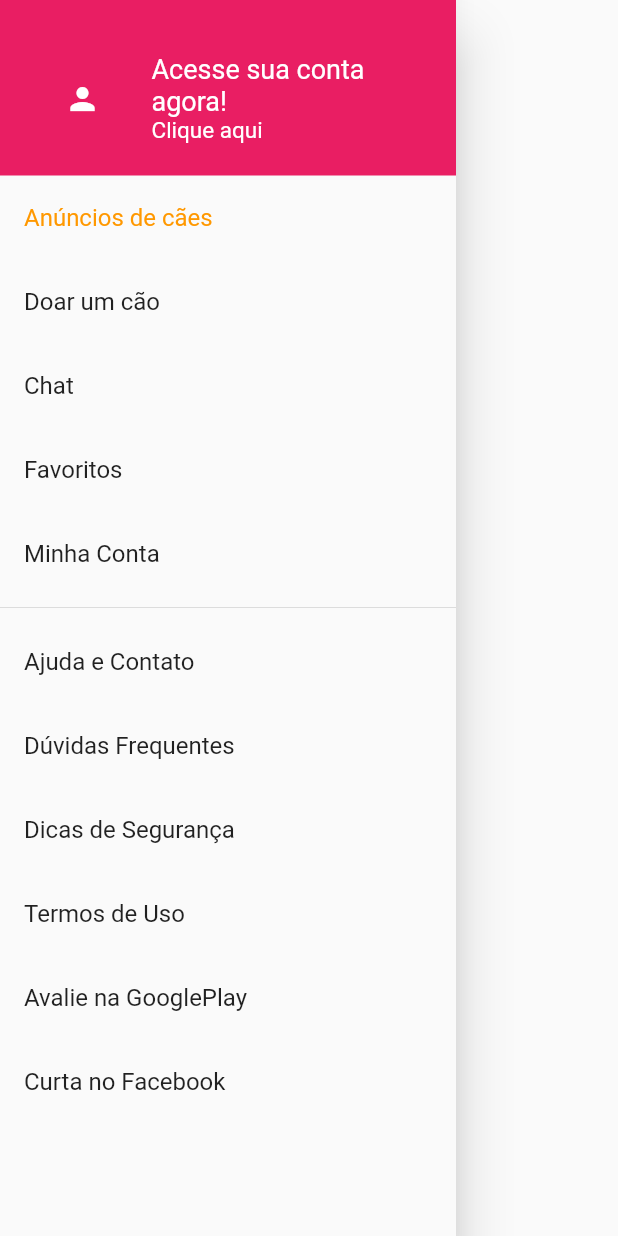
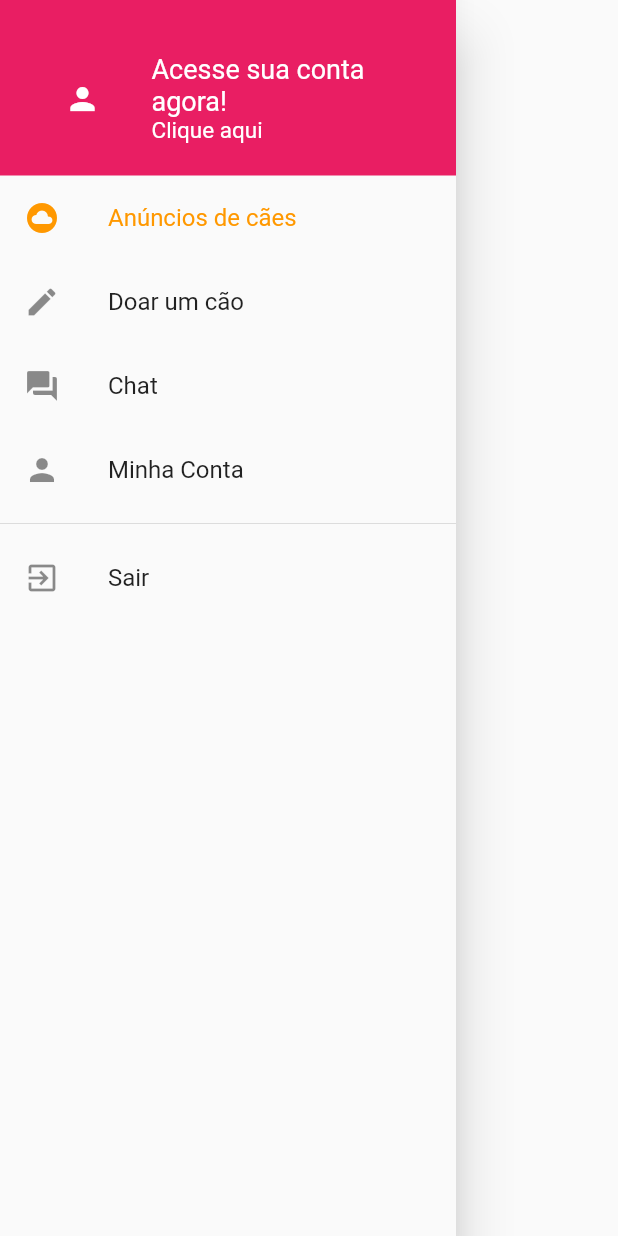
Before and after one commit to galdinogabriel/DogFamily, a Flutter app: the CustomDrawerWidget widget shown alone on an empty page, opened directly with empty values, on a phone screen of 412 x 824 dp. Run offline on Flutter 3.47's test engine with Material 2 defaults, Android fonts, the phone set to English and light mode, and no system bars; network calls fail.

```diff
--- a/lib/screens/tela_cadastrar_cao.dart
+++ b/lib/screens/tela_cadastrar_cao.dart
@@ -338,12 +338,12 @@ class MyCustomFormState extends State<MyCustomForm> {
                   height: 50,
                   decoration: BoxDecoration(
                     borderRadius: BorderRadius.circular(10),
-                    /*gradient: LinearGradient(
+                    gradient: LinearGradient(
                       colors: [
                         Color.fromRGBO(143, 148, 251, 1),
                         Color.fromRGBO(143, 148, 251, .6),
                       ],
-                    ),*/
+                    ),
                   ),
                   child: Center(
                     child: Text(
--- a/lib/screens/tela_chat_home.dart
+++ b/lib/screens/tela_chat_home.dart
@@ -12,7 +12,10 @@ class ChatScreenState extends State<ChatHome> {
   @override
   Widget build(BuildContext context) {
     return Scaffold(
-      appBar: AppBar(),
+      appBar: AppBar(
+        title: Text("Chat"),
+        centerTitle: true,
+      ),
       body: ListView.builder(
         itemCount: dummyData.length,
         itemBuilder: (context, i) => Column(
--- a/lib/widgets/drawer_customizado.dart
+++ b/lib/widgets/drawer_customizado.dart
@@ -1,10 +1,10 @@
 import 'package:dogfamily/routes/app_routes.dart';
 import 'package:flutter/material.dart';
+import 'package:flutter/services.dart';
 
 class CustomDrawerWidget extends StatefulWidget {
-  final Function salvarDadosUsuarios;
-
-  CustomDrawerWidget(this.salvarDadosUsuarios);
+  final Function addAnuncio;
+  CustomDrawerWidget(this.addAnuncio);
 
   @override
   CustomDrawerWidgetState createState() {
@@ -13,14 +13,21 @@ class CustomDrawerWidget extends StatefulWidget {
 }
 
 class CustomDrawerWidgetState extends State<CustomDrawerWidget> {
-  void onTap() {
+  void onTapToChat() {
     Navigator.of(context).pushNamed(AppRoutes.TELA_CHAT_HOME);
+  }
+
+  void onTapToDoar() {
+    Navigator.of(context)
+        .pushNamed(AppRoutes.TELA_CADASTRAR_CAO, arguments: widget.addAnuncio);
+  }
+
+  void onTapToExit() {
+    SystemNavigator.pop();
   }
 
   @override
   Widget build(BuildContext context) {
-    widget.salvarDadosUsuarios();
-
     return Drawer(
       child: Scrollbar(
         child: SingleChildScrollView(
@@ -54,17 +61,11 @@ class CustomDrawerWidgetState extends State<CustomDrawerWidget> {
                 width: 15,
               ),
               _buildTile(Icons.cloud_circle, "Anúncios de cães", true),
-              _buildTile(Icons.edit, "Doar um cão", false),
-              _buildTile(Icons.forum, "Chat", false, onTap),
-              _buildTile(Icons.favorite, "Favoritos", false),
-              _buildTile(Icons.person, "Minha Conta", false, onTap),
+              _buildTile(Icons.edit, "Doar um cão", false, onTapToDoar),
+              _buildTile(Icons.forum, "Chat", false, onTapToChat),
+              _buildTile(Icons.person, "Minha Conta", false),
               Divider(),
-              _buildBottomTile("Ajuda e Contato"),
-              _buildBottomTile("Dúvidas Frequentes"),
-              _buildBottomTile("Dicas de Segurança"),
-              _buildBottomTile("Termos de Uso"),
-              _buildBottomTile("Avalie na GooglePlay"),
-              _buildBottomTile("Curta no Facebook"),
+              _buildTile(Icons.exit_to_app, "Sair", false),
             ],
           ),
         ),
@@ -77,10 +78,9 @@ class CustomDrawerWidgetState extends State<CustomDrawerWidget> {
     return ListTileTheme(
       selectedColor: Colors.orange,
       child: ListTile(
+        leading: Icon(icon),
         selected: selected,
-        onTap: () {
-          onTap();
-        },
+        onTap: onTap,
         title: Text(
           text,
           style: TextStyle(fontSize: 16),
```
Also changed, not shown: lib/data/data.dart (+104 -4 lines), lib/screens/Tela_login.dart (+16 -4 lines), lib/screens/tela_feed.dart (+2 -16 lines).
